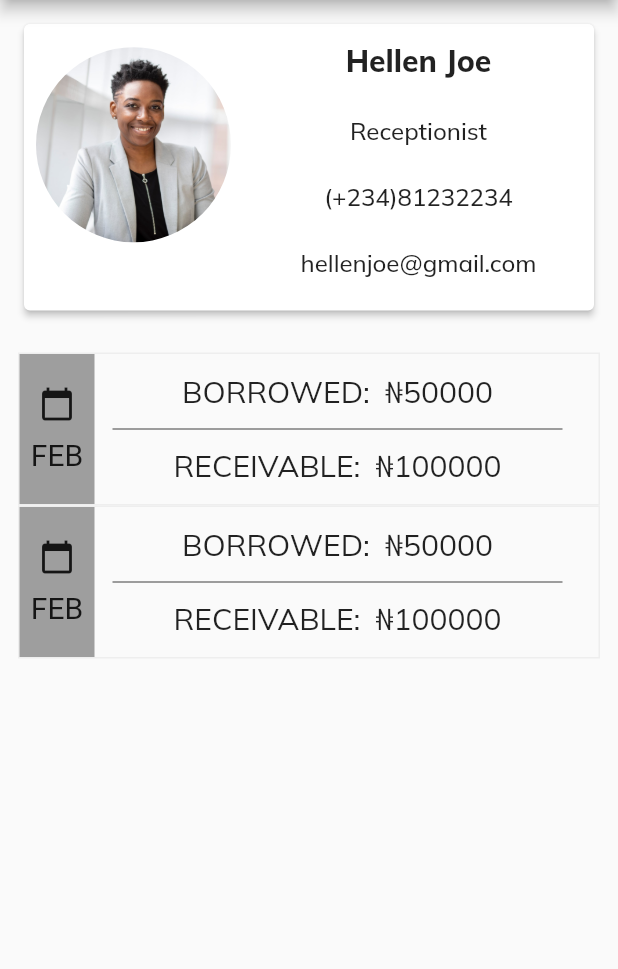
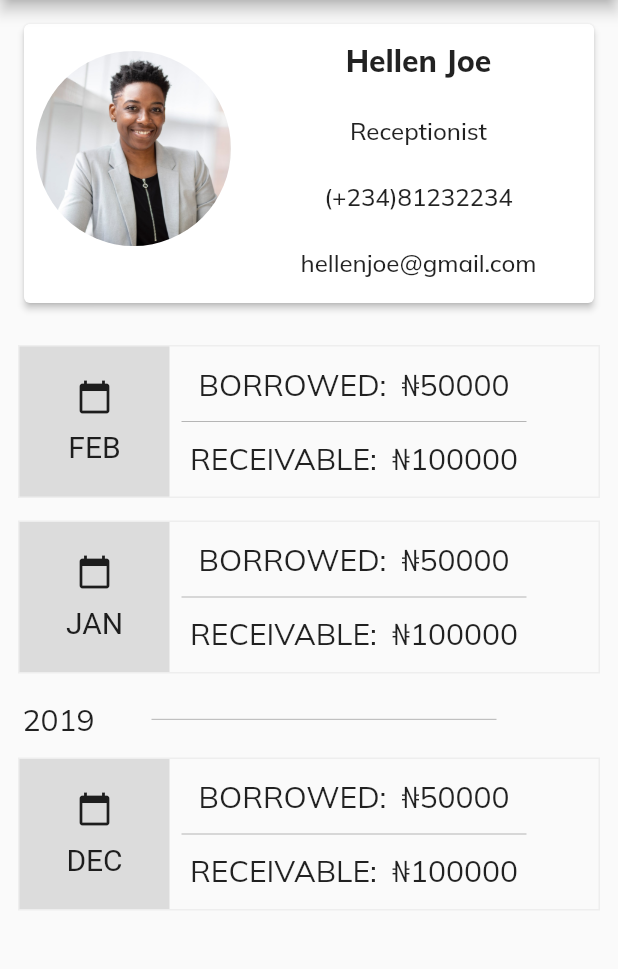
Before and after one commit to vikilinho/samsyst, a Flutter app: the screen it shows after launch, after a tap on "Hellen Joe", on a phone screen of 412 x 824 dp, the part 84-1053 px from its top. Run offline on Flutter 3.47's test engine with Material 2 defaults, Android fonts, the phone set to English and light mode, and no system bars; our stand-ins replace google_fonts.

Commit message:
new commit

```diff
--- a/lib/components/listCard.dart
+++ b/lib/components/listCard.dart
@@ -5,20 +5,27 @@ import 'package:samsys/model/employee.dart';
 class ListCard extends StatelessWidget {
   final Employee employee;
   final VoidCallback press;
+  final VoidCallback longpress;
+  bool isVisible;
 
-  ListCard({required this.employee, required this.press});
+  ListCard(
+      {required this.employee,
+      required this.press,
+      required this.longpress,
+      this.isVisible = false});
 
   @override
   Widget build(BuildContext context) {
     return GestureDetector(
       onTap: press,
+      onLongPress: longpress,
       child: Padding(
         padding: const EdgeInsets.all(12.0),
         child: Card(
           color: Colors.white,
           elevation: 2.0,
           child: Padding(
-            padding: const EdgeInsets.only(bottom: 10),
+            padding: const EdgeInsets.only(bottom: 5),
             child: Container(
               child: Row(
                 crossAxisAlignment: CrossAxisAlignment.start,
@@ -29,7 +36,7 @@ class ListCard extends StatelessWidget {
                       Padding(
                         padding: const EdgeInsets.all(8.0),
                         child: Container(
-                          height: 145,
+                          height: 150,
                           width: 130,
                           decoration: BoxDecoration(
                             shape: BoxShape.circle,
@@ -38,13 +45,6 @@ class ListCard extends StatelessWidget {
                               fit: BoxFit.cover,
                             ),
                           ),
-                          // child: Hero(
-                          //   tag: "${employee.image}",
-                          //   child: Image.asset(
-                          //     employee.image,
-                          //     fit: BoxFit.contain,
-                          //   ),
-                          // ),
                         ),
                       ),
                     ],
@@ -97,6 +97,22 @@ class ListCard extends StatelessWidget {
                           ),
                         ),
                       ),
+                      Visibility(
+                        visible: isVisible,
+                        child: Row(
+                          mainAxisAlignment: MainAxisAlignment.end,
+                          children: [
+                            IconButton(
+                              icon: Icon(Icons.edit),
+                              onPressed: () {},
+                            ),
+                            IconButton(
+                              icon: Icon(Icons.delete),
+                              onPressed: () {},
+                            ),
+                          ],
+                        ),
+                      )
                     ],
                   )),
                 ],
--- a/lib/views/employee_details_screen.dart
+++ b/lib/views/employee_details_screen.dart
@@ -40,7 +40,7 @@ class EmployeeDetail extends StatelessWidget {
       ),
       body: SingleChildScrollView(
         child: Column(children: [
-          ListCard(employee: employee, press: () {}),
+          ListCard(employee: employee, press: () {}, longpress: () {}),
           Padding(
             padding: const EdgeInsets.all(12.0),
             child: Column(
@@ -53,8 +53,8 @@ class EmployeeDetail extends StatelessWidget {
                     children: [
                       Container(
                         height: 100,
-                        width: 50,
-                        color: Colors.grey,
+                        width: 100,
+                        color: Colors.black12,
                         child: Column(
                             mainAxisAlignment: MainAxisAlignment.center,
                             children: [
@@ -92,19 +92,15 @@ class EmployeeDetail extends StatelessWidget {
                                     ]),
                                   ),
                                 ),
-                                Row(
-                                    mainAxisAlignment: MainAxisAlignment.end,
-                                    children: [
                                 Padding(
-                                        padding: EdgeInsets.symmetric(
-                                            horizontal: 12),
+                                  padding:
+                                      EdgeInsets.symmetric(horizontal: 8.0),
                                   child: Container(
                                     height: 0.5,
-                                          width: 300,
-                                          color: Colors.black,
+                                    width: 230.0,
+                                    color: Colors.grey,
                                   ),
                                 ),
-                                    ]),
                                 Padding(
                                   padding: const EdgeInsets.all(12.0),
                                   child: Container(
@@ -133,6 +129,9 @@ class EmployeeDetail extends StatelessWidget {
                     ],
                   ),
                 ),
+                SizedBox(
+                  height: 15,
+                ),
                 Container(
                   decoration: BoxDecoration(
                     border: Border.all(color: Colors.grey.shade200),
@@ -141,8 +140,8 @@ class EmployeeDetail extends StatelessWidget {
                     children: [
                       Container(
                         height: 100,
-                        width: 50,
-                        color: Colors.grey,
+                        width: 100,
+                        color: Colors.black12,
                         child: Column(
                             mainAxisAlignment: MainAxisAlignment.center,
                             children: [
@@ -150,7 +149,7 @@ class EmployeeDetail extends StatelessWidget {
                               SizedBox(
                                 height: 10,
                               ),
-                              Text('FEB', style: TextStyle(fontSize: 20)),
+                              Text('JAN', style: TextStyle(fontSize: 20)),
                             ]),
                       ),
                       Row(
@@ -180,19 +179,129 @@ class EmployeeDetail extends StatelessWidget {
                                     ]),
                                   ),
                                 ),
-                                Row(
-                                    mainAxisAlignment: MainAxisAlignment.end,
-                                    children: [
                                 Padding(
-                                        padding: EdgeInsets.symmetric(
-                                            horizontal: 12),
+                                  padding:
+                                      EdgeInsets.symmetric(horizontal: 8.0),
                                   child: Container(
                                     height: 0.5,
-                                          width: 300,
-                                          color: Colors.black,
+                                    width: 230.0,
+                                    color: Colors.grey,
+                                  ),
+                                ),
+                                Padding(
+                                  padding: const EdgeInsets.all(12.0),
+                                  child: Container(
+                                    child: Row(children: [
+                                      Text(
+                                        "RECEIVABLE:",
+                                        style: GoogleFonts.mulish(
+                                          fontSize: 20,
+                                        ),
+                                      ),
+                                      SizedBox(
+                                        width: 10,
+                                      ),
+                                      Text(
+                                        "₦100000",
+                                        style: GoogleFonts.mulish(
+                                          fontSize: 20,
                                         ),
                                       ),
                                     ]),
+                                  ),
+                                ),
+                              ])
+                        ],
+                      )
+                    ],
+                  ),
+                ),
+                SizedBox(
+                  height: 15,
+                ),
+                Padding(
+                  padding: const EdgeInsets.all(3.0),
+                  child: Row(
+                    children: [
+                      Text(
+                        "2019",
+                        style: GoogleFonts.mulish(
+                          fontSize: 20,
+                        ),
+                      ),
+                      SizedBox(
+                        width: 30,
+                      ),
+                      Padding(
+                        padding: EdgeInsets.symmetric(horizontal: 8.0),
+                        child: Container(
+                          height: 0.5,
+                          width: 230.0,
+                          color: Colors.grey,
+                        ),
+                      ),
+                    ],
+                  ),
+                ),
+                SizedBox(
+                  height: 10,
+                ),
+                Container(
+                  decoration: BoxDecoration(
+                    border: Border.all(color: Colors.grey.shade200),
+                  ),
+                  child: Row(
+                    children: [
+                      Container(
+                        height: 100,
+                        width: 100,
+                        color: Colors.black12,
+                        child: Column(
+                            mainAxisAlignment: MainAxisAlignment.center,
+                            children: [
+                              Icon(Icons.calendar_today),
+                              SizedBox(
+                                height: 10,
+                              ),
+                              Text('DEC', style: TextStyle(fontSize: 20)),
+                            ]),
+                      ),
+                      Row(
+                        children: [
+                          Column(
+                              mainAxisAlignment: MainAxisAlignment.center,
+                              children: [
+                                Padding(
+                                  padding: const EdgeInsets.all(12.0),
+                                  child: Container(
+                                    child: Row(children: [
+                                      Text(
+                                        "BORROWED:",
+                                        style: GoogleFonts.mulish(
+                                          fontSize: 20,
+                                        ),
+                                      ),
+                                      SizedBox(
+                                        width: 10,
+                                      ),
+                                      Text(
+                                        "₦50000",
+                                        style: GoogleFonts.mulish(
+                                          fontSize: 20,
+                                        ),
+                                      ),
+                                    ]),
+                                  ),
+                                ),
+                                Padding(
+                                  padding:
+                                      EdgeInsets.symmetric(horizontal: 8.0),
+                                  child: Container(
+                                    height: 0.5,
+                                    width: 230.0,
+                                    color: Colors.grey,
+                                  ),
+                                ),
                                 Padding(
                                   padding: const EdgeInsets.all(12.0),
                                   child: Container(
--- a/lib/views/employee_list_screen.dart
+++ b/lib/views/employee_list_screen.dart
@@ -1,5 +1,4 @@
 import 'package:flutter/material.dart';
-import 'package:flutter_staggered_grid_view/flutter_staggered_grid_view.dart';
 import 'package:samsys/components/listCard.dart';
 import 'package:samsys/model/employee_list.dart';
 import 'package:samsys/views/employee_details_screen.dart';
@@ -10,6 +9,7 @@ class EmployeeList extends StatefulWidget {
 }
 
 class _EmployeeListState extends State<EmployeeList> {
+  bool isvis = false;
   @override
   Widget build(BuildContext context) {
     return Scaffold(
@@ -47,6 +47,12 @@ class _EmployeeListState extends State<EmployeeList> {
               itemCount: staff.length,
               itemBuilder: (BuildContext context, int index) => ListCard(
                   employee: staff[index],
+                  isVisible: isvis,
+                  longpress: () {
+                    setState(() {
+                      isvis = true;
+                    });
+                  },
                   press: () {
                     Navigator.push(
                       context,
```
Lines whose indentation alone changed are shown as unchanged.
